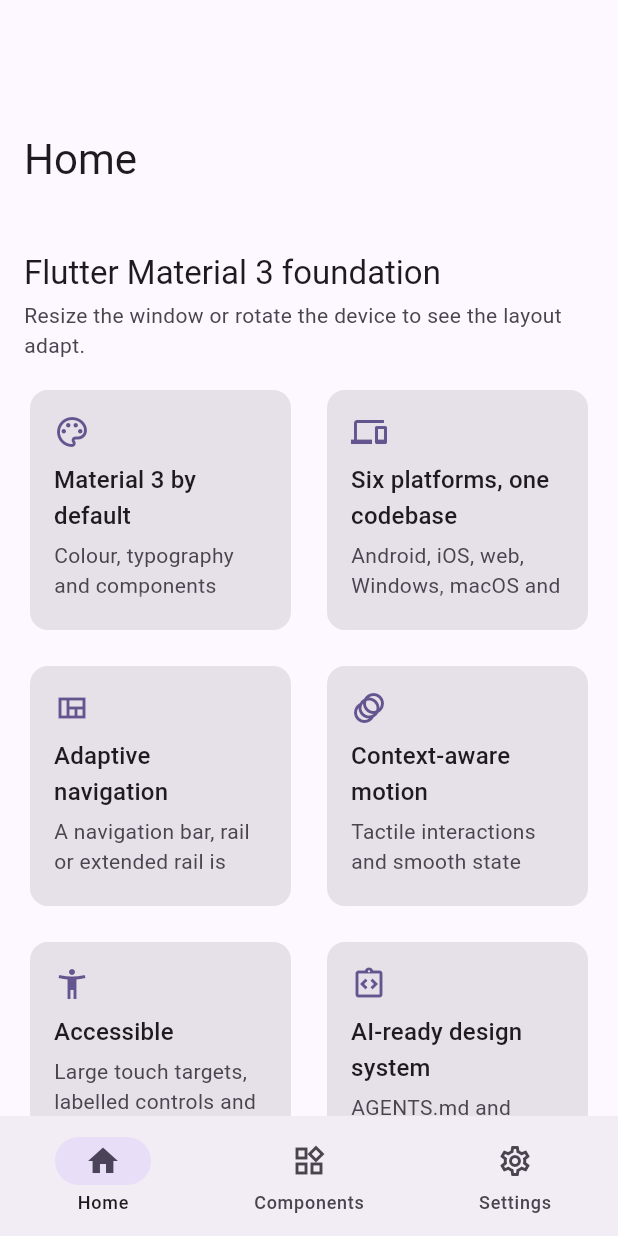
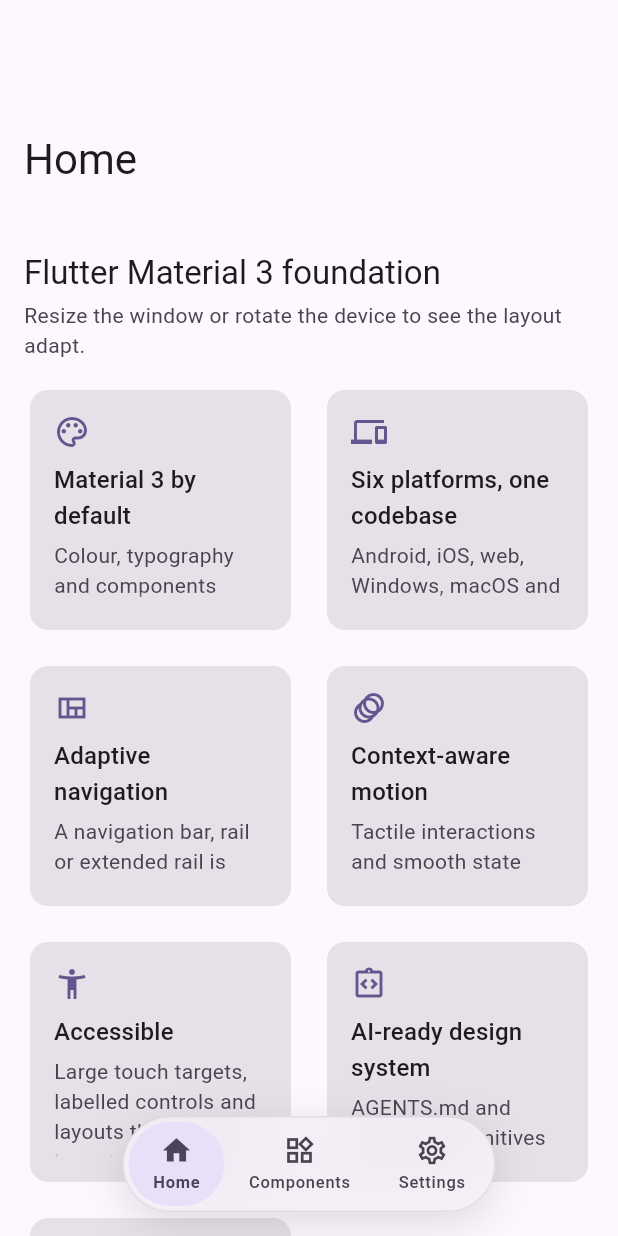
Before and after one commit to Abdiaziiz09/flutter-material3-default, a Flutter app: the screen it shows after launch, on a phone screen of 412 x 824 dp. Run offline on Flutter 3.47's test engine with Material 3 defaults, Android fonts, the phone set to English and light mode, and no system bars.

Commit message:
feat(nav): mandate floating frosted-glass pill navigation bar across all platforms
- Add FloatingPillNavBar with BackdropFilter frosted-glass blur, capsule pill shape (AppRadii.borderRadiusFull), tactile press compression, AppHaptics, and priority-based Menu overflow sheet
- Update AdaptiveScaffold to render FloatingPillNavBar with extendBody: true across all window sizes (mobile, tablet, web, desktop)
- Enforce mandatory floating pill navigation and user-psychology principles in AGENTS.md, CLAUDE.md, Cursor rules, Copilot instructions, and docs
- Update AdaptiveScaffold tests and add FloatingPillNavBar tests (91/91 passing)

````diff
--- a/lib/core/layout/adaptive_scaffold.dart
+++ b/lib/core/layout/adaptive_scaffold.dart
@@ -1,28 +1,19 @@
 import 'package:flutter/material.dart';
 import 'package:flutter_material3_default/core/layout/app_destination.dart';
-import 'package:flutter_material3_default/core/responsive/breakpoints.dart';
-import 'package:flutter_material3_default/core/responsive/responsive_builder.dart';
+import 'package:flutter_material3_default/core/layout/floating_pill_nav_bar.dart';
 
-/// Top-level scaffold that picks the Material 3 navigation pattern that fits
-/// the available width.
+/// Top-level scaffold that renders the mandatory floating frosted-glass pill
+/// bottom navigation bar ([FloatingPillNavBar]) across **all** screen sizes
+/// and platforms (mobile, tablet, web, and desktop).
 ///
-/// | Window size class | Navigation                |
-/// | ----------------- | ------------------------- |
-/// | compact           | [NavigationBar] (bottom)  |
-/// | medium            | [NavigationRail]          |
-/// | expanded and up   | extended [NavigationRail] |
+/// The [body] extends behind the floating pill (`extendBody: true`) so scrolled
+/// content passes smoothly underneath the translucent bar, while scrollable
+/// widgets automatically receive bottom clearance at the end of their scroll
+/// range.
 ///
-/// The [body] keeps its state when the window is resized across a breakpoint,
-/// for example when a phone is rotated or a desktop window is dragged wider.
-///
-/// ```dart
-/// AdaptiveScaffold(
-///   destinations: destinations,
-///   selectedIndex: selectedIndex,
-///   onDestinationSelected: handleDestinationSelected,
-///   body: currentPage,
-/// )
-/// ```
+/// When [destinations] exceeds [maxPrimaryItems], the highest-priority
+/// destinations remain on the floating pill and the remaining destinations are
+/// grouped into the `Menu` overflow sheet.
 class AdaptiveScaffold extends StatefulWidget {
   /// Creates an adaptive scaffold.
   ///
@@ -33,6 +24,7 @@ class AdaptiveScaffold extends StatefulWidget {
     required this.selectedIndex,
     required this.onDestinationSelected,
     required this.body,
+    this.maxPrimaryItems = 4,
     super.key,
   }) : assert(
          destinations.length >= 2,
@@ -43,7 +35,7 @@ class AdaptiveScaffold extends StatefulWidget {
          'selectedIndex must refer to an existing destination.',
        );
 
-  /// Navigation destinations, in display order.
+  /// Navigation destinations, ordered from highest to lowest priority.
   final List<AppDestination> destinations;
 
   /// Index of the currently selected destination.
@@ -55,76 +47,28 @@ class AdaptiveScaffold extends StatefulWidget {
   /// Content of the selected destination.
   final Widget body;
 
+  /// Maximum number of primary slots shown directly on the floating pill
+  /// before overflowing secondary destinations into `Menu`.
+  final int maxPrimaryItems;
+
   @override
   State<AdaptiveScaffold> createState() => _AdaptiveScaffoldState();
 }
 
 class _AdaptiveScaffoldState extends State<AdaptiveScaffold> {
-  /// Width of the divider between the navigation rail and the body.
-  static const double _railDividerWidth = 1;
-
-  /// A global key lets Flutter move the body between the bottom-bar layout and
-  /// the rail layout without rebuilding its state (scroll position, input...).
   final GlobalKey _bodyKey = GlobalKey(debugLabel: 'AdaptiveScaffold body');
 
   @override
   Widget build(BuildContext context) {
-    final keyedBody = KeyedSubtree(key: _bodyKey, child: widget.body);
-
-    return ResponsiveBuilder(
-      builder: (context, windowSizeClass) {
-        if (windowSizeClass == WindowSizeClass.compact) {
-          return Scaffold(
-            body: keyedBody,
-            bottomNavigationBar: NavigationBar(
-              selectedIndex: widget.selectedIndex,
-              onDestinationSelected: widget.onDestinationSelected,
-              destinations: [
-                for (final destination in widget.destinations)
-                  NavigationDestination(
-                    icon: Icon(destination.icon),
-                    selectedIcon: Icon(destination.selectedIcon),
-                    label: destination.label,
-                  ),
-              ],
-            ),
-          );
-        }
-
-        final isRailExtended = windowSizeClass.isAtLeast(
-          WindowSizeClass.expanded,
-        );
-
-        return Scaffold(
-          body: Row(
-            children: [
-              NavigationRail(
-                selectedIndex: widget.selectedIndex,
-                onDestinationSelected: widget.onDestinationSelected,
-                extended: isRailExtended,
-                // An extended rail always shows labels beside the icons, so its
-                // label type must be `none`.
-                labelType: isRailExtended
-                    ? NavigationRailLabelType.none
-                    : NavigationRailLabelType.selected,
-                destinations: [
-                  for (final destination in widget.destinations)
-                    NavigationRailDestination(
-                      icon: Icon(destination.icon),
-                      selectedIcon: Icon(destination.selectedIcon),
-                      label: Text(destination.label),
-                    ),
-                ],
-              ),
-              const VerticalDivider(
-                width: _railDividerWidth,
-                thickness: _railDividerWidth,
-              ),
-              Expanded(child: keyedBody),
-            ],
-          ),
-        );
-      },
+    return Scaffold(
+      extendBody: true,
+      body: KeyedSubtree(key: _bodyKey, child: widget.body),
+      bottomNavigationBar: FloatingPillNavBar(
+        destinations: widget.destinations,
+        selectedIndex: widget.selectedIndex,
+        onDestinationSelected: widget.onDestinationSelected,
+        maxPrimaryItems: widget.maxPrimaryItems,
+      ),
     );
   }
 }
--- a/lib/core/layout/app_destination.dart
+++ b/lib/core/layout/app_destination.dart
@@ -2,9 +2,9 @@ import 'package:flutter/widgets.dart';
 
 /// Describes one top-level navigation destination.
 ///
-/// The same description is rendered by `AdaptiveScaffold` as a
-/// `NavigationDestination` (compact windows) or a `NavigationRailDestination`
-/// (larger windows).
+/// Ordered by priority: `AdaptiveScaffold` renders the highest-priority
+/// destinations directly on `FloatingPillNavBar` and groups overflow
+/// destinations into the `Menu` sheet.
 @immutable
 class AppDestination {
   /// Creates a navigation destination.
--- /dev/null
+++ b/lib/core/layout/floating_pill_nav_bar.dart
@@ -0,0 +1,349 @@
+import 'dart:async';
+import 'dart:ui';
+
+import 'package:flutter/material.dart';
+import 'package:flutter_material3_default/core/interaction/app_haptics.dart';
+import 'package:flutter_material3_default/core/layout/app_destination.dart';
+import 'package:flutter_material3_default/core/theme/app_motion.dart';
+import 'package:flutter_material3_default/core/theme/app_radii.dart';
+import 'package:flutter_material3_default/core/theme/app_spacing.dart';
+
+/// A floating, translucent, capsule-shaped bottom navigation bar.
+///
+/// Designed for thumb-zone ergonomics (Fitts's Law), reduced cognitive load
+/// (Hick's Law), and continuous spatial depth: scrolled content passes visibly
+/// behind the frosted-glass pill while the navigation controls stay crisp and
+/// immediately reachable.
+///
+/// When [destinations] exceeds [maxPrimaryItems], the highest-priority items
+/// stay directly on the pill and the remaining destinations are grouped into a
+/// `Menu` button that opens an overflow sheet.
+class FloatingPillNavBar extends StatelessWidget {
+  /// Creates a floating pill navigation bar.
+  const FloatingPillNavBar({
+    required this.destinations,
+    required this.selectedIndex,
+    required this.onDestinationSelected,
+    this.maxPrimaryItems = 4,
+    this.menuLabel = 'Menu',
+    this.menuIcon = Icons.menu_rounded,
+    super.key,
+  }) : assert(
+         destinations.length >= 2,
+         'Navigation requires at least two destinations.',
+       ),
+       assert(
+         selectedIndex >= 0 && selectedIndex < destinations.length,
+         'selectedIndex must refer to an existing destination.',
+       ),
+       assert(
+         maxPrimaryItems >= 2,
+         'maxPrimaryItems must allow at least two items.',
+       );
+
+  /// All top-level destinations ordered from highest to lowest priority.
+  final List<AppDestination> destinations;
+
+  /// Index of the currently active destination in [destinations].
+  final int selectedIndex;
+
+  /// Invoked when the user selects a destination index.
+  final ValueChanged<int> onDestinationSelected;
+
+  /// Maximum number of slots rendered directly on the pill (including the
+  /// overflow `Menu` slot when [destinations.length] exceeds this cap).
+  final int maxPrimaryItems;
+
+  /// Label shown for the overflow slot when [destinations] exceeds
+  /// [maxPrimaryItems].
+  final String menuLabel;
+
+  /// Icon shown for the overflow slot.
+  final IconData menuIcon;
+
+  bool get _hasOverflow => destinations.length > maxPrimaryItems;
+
+  int get _visiblePrimaryCount =>
+      _hasOverflow ? maxPrimaryItems - 1 : destinations.length;
+
+  void _handleItemTap(int index) {
+    unawaited(AppHaptics.selection());
+    onDestinationSelected(index);
+  }
+
+  Future<void> _handleMenuTap(BuildContext context) async {
+    unawaited(AppHaptics.selection());
+    final overflowDestinations = destinations.sublist(_visiblePrimaryCount);
+    final selectedOverflowIndex = await showModalBottomSheet<int>(
+      context: context,
+      showDragHandle: true,
+      useSafeArea: true,
+      builder: (sheetContext) {
+        return _OverflowMenuSheet(
+          destinations: overflowDestinations,
+          baseIndex: _visiblePrimaryCount,
+          selectedIndex: selectedIndex,
+        );
+      },
+    );
+
+    if (selectedOverflowIndex != null) {
+      unawaited(AppHaptics.lightImpact());
+      onDestinationSelected(selectedOverflowIndex);
+    }
+  }
+
+  @override
+  Widget build(BuildContext context) {
+    final theme = Theme.of(context);
+    final colorScheme = theme.colorScheme;
+    final isDark = theme.brightness == Brightness.dark;
+    final primaryDestinations = destinations
+        .take(_visiblePrimaryCount)
+        .toList();
+    final isMenuSelected =
+        _hasOverflow && selectedIndex >= _visiblePrimaryCount;
+
+    return SafeArea(
+      top: false,
+      child: Padding(
+        padding: const EdgeInsets.fromLTRB(
+          AppSpacing.medium,
+          AppSpacing.small,
+          AppSpacing.medium,
+          AppSpacing.medium,
+        ),
+        child: Center(
+          heightFactor: 1,
+          child: ConstrainedBox(
+            constraints: const BoxConstraints(maxWidth: 520),
+            child: DecoratedBox(
+              decoration: BoxDecoration(
+                borderRadius: AppRadii.borderRadiusFull,
+                boxShadow: [
+                  BoxShadow(
+                    color: colorScheme.shadow.withValues(
+                      alpha: isDark ? 0.36 : 0.12,
+                    ),
+                    blurRadius: 24,
+                    offset: const Offset(0, 8),
+                  ),
+                ],
+              ),
+              child: ClipRRect(
+                borderRadius: AppRadii.borderRadiusFull,
+                child: BackdropFilter(
+                  filter: ImageFilter.blur(sigmaX: 20, sigmaY: 20),
+                  child: DecoratedBox(
+                    decoration: BoxDecoration(
+                      color: colorScheme.surfaceContainerLow.withValues(
+                        alpha: isDark ? 0.80 : 0.84,
+                      ),
+                      borderRadius: AppRadii.borderRadiusFull,
+                      border: Border.all(
+                        color: colorScheme.outlineVariant.withValues(
+                          alpha: isDark ? 0.35 : 0.45,
+                        ),
+                      ),
+                    ),
+                    child: Padding(
+                      padding: const EdgeInsets.all(AppSpacing.extraSmall),
+                      child: Row(
+                        mainAxisSize: MainAxisSize.min,
+                        children: [
+                          for (var i = 0; i < primaryDestinations.length; i++)
+                            Flexible(
+                              child: _PillNavItem(
+                                label: primaryDestinations[i].label,
+                                icon: primaryDestinations[i].icon,
+                                selectedIcon:
+                                    primaryDestinations[i].selectedIcon,
+                                isSelected: selectedIndex == i,
+                                onTap: () => _handleItemTap(i),
+                              ),
+                            ),
+                          if (_hasOverflow)
+                            Flexible(
+                              child: _PillNavItem(
+                                label: menuLabel,
+                                icon: menuIcon,
+                                selectedIcon: menuIcon,
+                                isSelected: isMenuSelected,
+                                onTap: () => _handleMenuTap(context),
+                              ),
+                            ),
+                        ],
+                      ),
+                    ),
+                  ),
+                ),
+              ),
+            ),
+          ),
+        ),
+      ),
+    );
+  }
+}
+
+class _PillNavItem extends StatefulWidget {
+  const _PillNavItem({
+    required this.label,
+    required this.icon,
+    required this.selectedIcon,
+    required this.isSelected,
+    required this.onTap,
+  });
+
+  final String label;
+  final IconData icon;
+  final IconData selectedIcon;
+  final bool isSelected;
+  final VoidCallback onTap;
+
+  @override
+  State<_PillNavItem> createState() => _PillNavItemState();
+}
+
+class _PillNavItemState extends State<_PillNavItem> {
+  bool _isPressed = false;
+
+  @override
+  Widget build(BuildContext context) {
+    final theme = Theme.of(context);
+    final colorScheme = theme.colorScheme;
+    final motion = context.motion;
+    final duration = motion.durationFor(context, motion.quick);
+
+    final activeBackground = colorScheme.secondaryContainer.withValues(
+      alpha: 0.92,
+    );
+    final foregroundColor = widget.isSelected
+        ? colorScheme.onSecondaryContainer
+        : colorScheme.onSurfaceVariant;
+
+    return Semantics(
+      button: true,
+      selected: widget.isSelected,
+      label: widget.label,
+      child: AnimatedScale(
+        scale: _isPressed ? 0.95 : 1.0,
+        duration: duration,
+        curve: motion.emphasizedDecelerateCurve,
+        child: Material(
+          color: Colors.transparent,
+          child: InkWell(
+            borderRadius: AppRadii.borderRadiusFull,
+            onTap: widget.onTap,
+            onHighlightChanged: (pressed) {
+              if (_isPressed != pressed) {
+                setState(() => _isPressed = pressed);
+              }
+            },
+            child: AnimatedContainer(
+              duration: duration,
+              curve: motion.emphasizedDecelerateCurve,
+              constraints: const BoxConstraints(
+                minWidth: 64,
+                minHeight: AppSpacing.huge,
+              ),
+              padding: const EdgeInsets.symmetric(
+                horizontal: AppSpacing.medium,
+                vertical: AppSpacing.small,
+              ),
+              decoration: BoxDecoration(
+                color: widget.isSelected
+                    ? activeBackground
+                    : Colors.transparent,
+                borderRadius: AppRadii.borderRadiusFull,
+              ),
+              child: Column(
+                mainAxisSize: MainAxisSize.min,
+                mainAxisAlignment: MainAxisAlignment.center,
+                children: [
+                  Icon(
+                    widget.isSelected ? widget.selectedIcon : widget.icon,
+                    size: 22,
+                    color: foregroundColor,
+                  ),
+                  const SizedBox(height: 2),
+                  FittedBox(
+                    fit: BoxFit.scaleDown,
+                    child: Text(
+                      widget.label,
+                      maxLines: 1,
+                      overflow: TextOverflow.ellipsis,
+                      style: theme.textTheme.labelSmall?.copyWith(
+                        color: foregroundColor,
+                        fontWeight: widget.isSelected
+                            ? FontWeight.w600
+                            : FontWeight.w500,
+                      ),
+                    ),
+                  ),
+                ],
+              ),
+            ),
+          ),
+        ),
+      ),
+    );
+  }
+}
+
+class _OverflowMenuSheet extends StatelessWidget {
+  const _OverflowMenuSheet({
+    required this.destinations,
+    required this.baseIndex,
+    required this.selectedIndex,
+  });
+
+  final List<AppDestination> destinations;
+  final int baseIndex;
+  final int selectedIndex;
+
+  @override
+  Widget build(BuildContext context) {
+    final theme = Theme.of(context);
+    final colorScheme = theme.colorScheme;
+
+    return Padding(
+      padding: const EdgeInsets.fromLTRB(
+        AppSpacing.medium,
+        0,
+        AppSpacing.medium,
+        AppSpacing.large,
+      ),
+      child: Column(
+        mainAxisSize: MainAxisSize.min,
+        crossAxisAlignment: CrossAxisAlignment.stretch,
+        children: [
+          Padding(
+            padding: const EdgeInsets.symmetric(
+              horizontal: AppSpacing.small,
+              vertical: AppSpacing.small,
+            ),
+            child: Text('Menu', style: theme.textTheme.titleMedium),
+          ),
+          for (var i = 0; i < destinations.length; i++)
+            ListTile(
+              shape: const RoundedRectangleBorder(
+                borderRadius: AppRadii.borderRadiusMedium,
+              ),
+              selected: selectedIndex == baseIndex + i,
+              selectedTileColor: colorScheme.secondaryContainer.withValues(
+                alpha: 0.45,
+              ),
+              leading: Icon(
+                selectedIndex == baseIndex + i
+                    ? destinations[i].selectedIcon
+                    : destinations[i].icon,
+              ),
+              title: Text(destinations[i].label),
+              onTap: () => Navigator.of(context).pop(baseIndex + i),
+            ),
+        ],
+      ),
+    );
+  }
+}
--- a/lib/core/theme/app_radii.dart
+++ b/lib/core/theme/app_radii.dart
@@ -46,4 +46,9 @@ abstract final class AppRadii {
   static const BorderRadius borderRadiusExtraLarge = BorderRadius.all(
     Radius.circular(extraLarge),
   );
+
+  /// Circular [BorderRadius] using [full] (9999 dp) for capsule/pill shapes.
+  static const BorderRadius borderRadiusFull = BorderRadius.all(
+    Radius.circular(full),
+  );
 }
````
Also changed, not shown: 11 other files.
